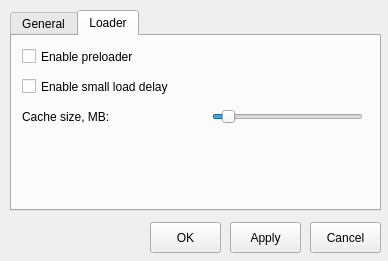
First picture: the form in settingsdialog.ui, repository do-i/thumbgrid, before the edit.
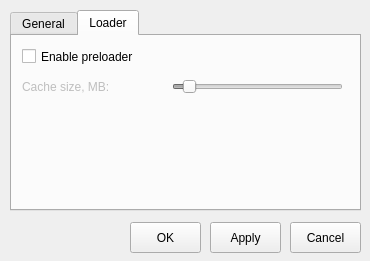
Second picture: the form after the edit. The open tabs and pages were chosen to show the change.

Patch:
```diff
--- a/settingsdialog.ui
+++ b/settingsdialog.ui
@@ -6,7 +6,7 @@
    <rect>
     <x>0</x>
     <y>0</y>
-    <width>388</width>
+    <width>370</width>
     <height>261</height>
    </rect>
   </property>
@@ -34,7 +34,7 @@
   <widget class="QPushButton" name="Cancel">
    <property name="geometry">
     <rect>
-     <x>310</x>
+     <x>290</x>
      <y>222</y>
      <width>71</width>
      <height>31</height>
@@ -47,7 +47,7 @@
   <widget class="QPushButton" name="OK">
    <property name="geometry">
     <rect>
-     <x>150</x>
+     <x>130</x>
      <y>222</y>
      <width>71</width>
      <height>31</height>
@@ -62,7 +62,7 @@
     <rect>
      <x>10</x>
      <y>10</y>
-     <width>371</width>
+     <width>351</width>
      <height>201</height>
     </rect>
    </property>
@@ -152,28 +152,15 @@
     <attribute name="title">
      <string>Loader</string>
     </attribute>
-    <widget class="QCheckBox" name="loadDelayCheckBox">
-     <property name="geometry">
-      <rect>
-       <x>10</x>
-       <y>40</y>
-       <width>191</width>
-       <height>21</height>
-      </rect>
-     </property>
-     <property name="toolTip">
-      <string>Enable to reduce lag during fast image scrolling. Disable for max responsiveness.</string>
-     </property>
-     <property name="text">
-      <string>Enable small load delay</string>
-     </property>
-    </widget>
     <widget class="QSlider" name="cacheSlider">
+     <property name="enabled">
+      <bool>false</bool>
+     </property>
      <property name="geometry">
       <rect>
-       <x>200</x>
-       <y>70</y>
-       <width>151</width>
+       <x>160</x>
+       <y>40</y>
+       <width>171</width>
        <height>22</height>
       </rect>
      </property>
@@ -210,10 +197,13 @@
      </property>
     </widget>
     <widget class="QLabel" name="cacheLabel2">
+     <property name="enabled">
+      <bool>false</bool>
+     </property>
      <property name="geometry">
       <rect>
-       <x>160</x>
-       <y>70</y>
+       <x>130</x>
+       <y>40</y>
        <width>21</width>
        <height>21</height>
       </rect>
@@ -223,11 +213,14 @@
      </property>
     </widget>
     <widget class="QLabel" name="cacheLabel1">
+     <property name="enabled">
+      <bool>false</bool>
+     </property>
      <property name="geometry">
       <rect>
        <x>10</x>
-       <y>70</y>
-       <width>121</width>
+       <y>40</y>
+       <width>111</width>
        <height>21</height>
       </rect>
      </property>
@@ -243,7 +236,7 @@
   <widget class="QPushButton" name="pushButton">
    <property name="geometry">
     <rect>
-     <x>230</x>
+     <x>210</x>
      <y>222</y>
      <width>71</width>
      <height>31</height>
```
Left out of the diff: 4 changed lines with no effect on the pictures.
